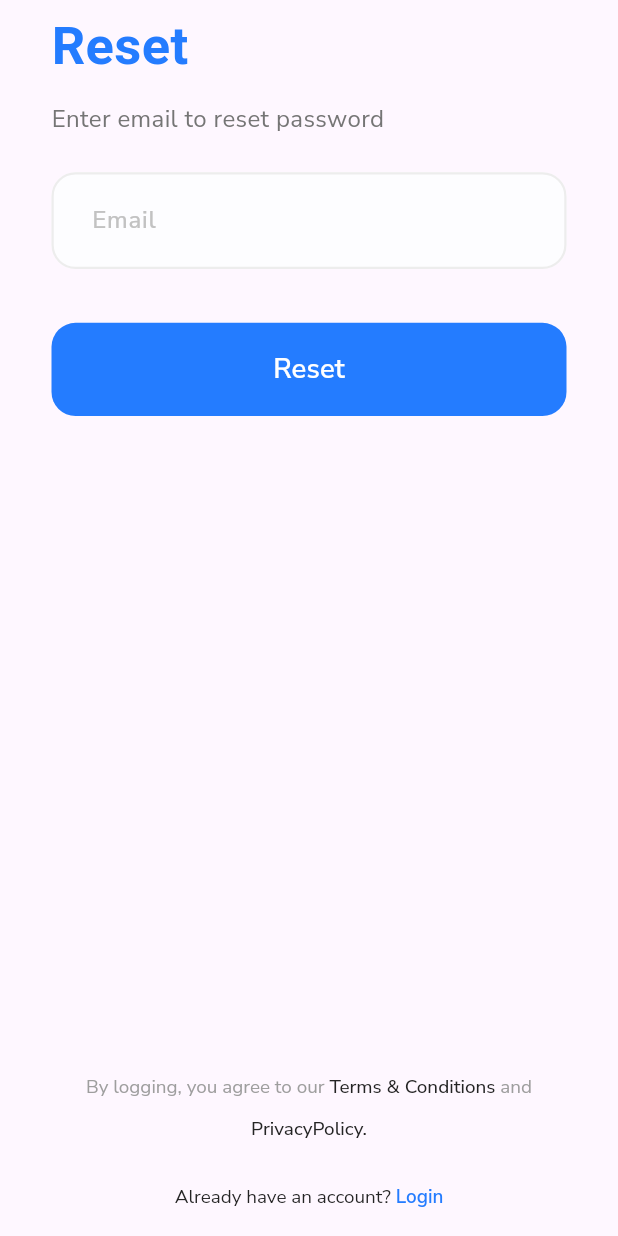
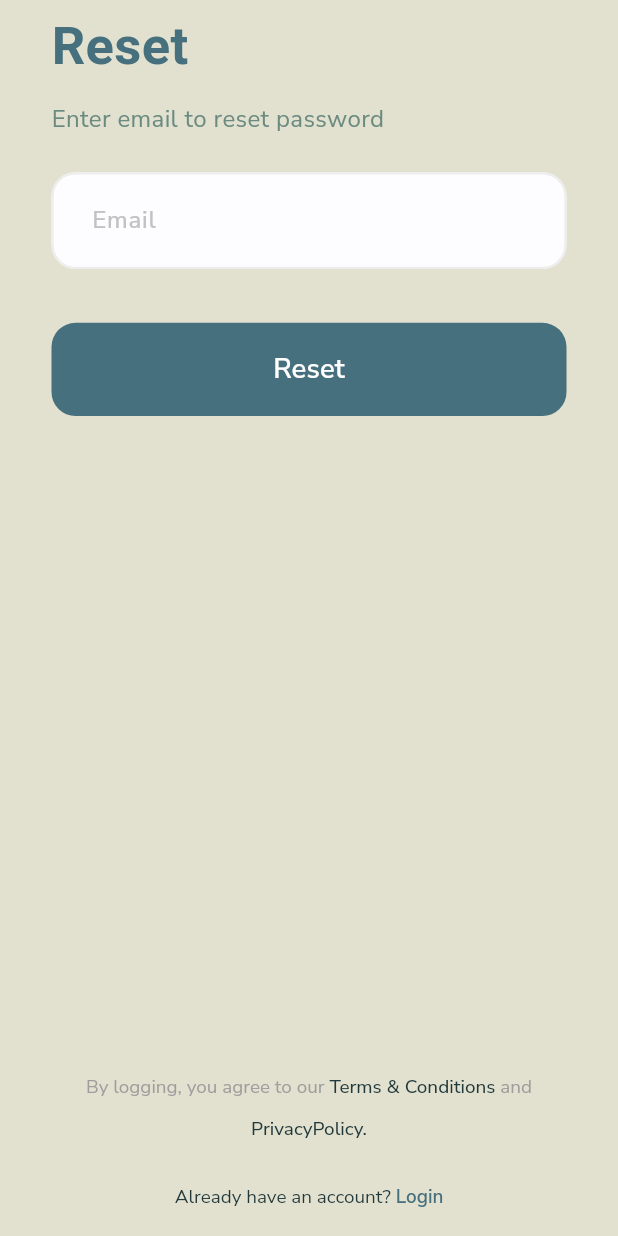
Before and after one commit to YuZhongHang/EcoKnights, a Flutter app: the ForgetScreen screen opened by its route, on a phone screen of 412 x 824 dp. Run offline on Flutter 3.47's test engine with Material 3 defaults, Android fonts, the phone set to English and light mode, and no system bars; our stand-ins replace awesome_dialog, cached_network_image, cloud_firestore, firebase_auth, firebase_core, flutter_bloc and 8 more; accounts and stored records are empty; Roboto replaces fonts that are missing (Georgia).

Commit message:
Change color for signup login forget screen and riv file

```diff
--- a/Flutter-Bloc_Cubit-Animated-Auth-Screens-Firebase-Login-SignUp-Reset-SignWithGoogle-main/lib/screens/forget/ui/forget_screen.dart
+++ b/Flutter-Bloc_Cubit-Animated-Auth-Screens-Firebase-Login-SignUp-Reset-SignWithGoogle-main/lib/screens/forget/ui/forget_screen.dart
@@ -10,6 +10,7 @@ import '../../../core/widgets/progress_indicaror.dart';
 import '../../../core/widgets/terms_and_conditions_text.dart';
 import '../../../logic/cubit/auth_cubit.dart';
 import '../../../theming/styles.dart';
+import '../../../theming/colors.dart';
 import 'widgets/password_reset.dart';
 
 class ForgetScreen extends StatefulWidget {
@@ -23,6 +24,7 @@ class _ForgetScreenState extends State<ForgetScreen> {
   @override
   Widget build(BuildContext context) {
     return Scaffold(
+      backgroundColor: ColorsManager.lightYellow,
       body: SafeArea(
         child: Padding(
           padding:
--- a/Flutter-Bloc_Cubit-Animated-Auth-Screens-Firebase-Login-SignUp-Reset-SignWithGoogle-main/lib/screens/login/ui/login_screen.dart
+++ b/Flutter-Bloc_Cubit-Animated-Auth-Screens-Firebase-Login-SignUp-Reset-SignWithGoogle-main/lib/screens/login/ui/login_screen.dart
@@ -32,6 +32,7 @@ class _LoginScreenState extends State<LoginScreen> {
   @override
   Widget build(BuildContext context) {
     return Scaffold(
+      backgroundColor: ColorsManager.lightYellow,
       body: OfflineBuilder(
         connectivityBuilder: (
           BuildContext context,
@@ -120,7 +121,7 @@ class _LoginScreenState extends State<LoginScreen> {
                           'Login',
                           style: TextStyles.font24Blue700Weight,
                         ),
-                        Gap(10.h),
+                        Gap(2.h),
                         Text(
                           "Login To Continue Using The App",
                           style: TextStyles.font14Grey400Weight,
@@ -129,7 +130,7 @@ class _LoginScreenState extends State<LoginScreen> {
                     ),
                   ),
                   EmailAndPassword(),
-                  Gap(10.h),
+                  Gap(5.h),
                   const SigninWithGoogleText(),
                   Gap(5.h),
                   InkWell(
--- a/Flutter-Bloc_Cubit-Animated-Auth-Screens-Firebase-Login-SignUp-Reset-SignWithGoogle-main/lib/screens/signup/ui/sign_up_sceen.dart
+++ b/Flutter-Bloc_Cubit-Animated-Auth-Screens-Firebase-Login-SignUp-Reset-SignWithGoogle-main/lib/screens/signup/ui/sign_up_sceen.dart
@@ -15,6 +15,7 @@ import '../../../helpers/rive_controller.dart';
 import '../../../logic/cubit/auth_cubit.dart';
 import '../../../routing/routes.dart';
 import '../../../theming/styles.dart';
+import '../../../theming/colors.dart';
 
 class SignUpScreen extends StatefulWidget {
   const SignUpScreen({super.key});
@@ -30,6 +31,7 @@ class _SignUpScreenState extends State<SignUpScreen> {
   @override
   Widget build(BuildContext context) {
     return Scaffold(
+      backgroundColor: ColorsManager.lightYellow,
       body: SafeArea(
         child: Padding(
           padding:
--- a/Flutter-Bloc_Cubit-Animated-Auth-Screens-Firebase-Login-SignUp-Reset-SignWithGoogle-main/lib/theming/colors.dart
+++ b/Flutter-Bloc_Cubit-Animated-Auth-Screens-Firebase-Login-SignUp-Reset-SignWithGoogle-main/lib/theming/colors.dart
@@ -1,12 +1,13 @@
 import 'package:flutter/material.dart';
 
 class ColorsManager {
-  static const Color mainBlue = Color(0xFF247CFF);
-  static const Color gray = Color(0xFF757575);
+  static const Color mainBlue = Color(0xFF46707E);
+  static const Color gray = Color(0xFF6B8B81);
   static const Color gray93Color = Color(0xFFEDEDED);
   static const Color gray76 = Color(0xFFC2C2C2);
-  static const Color darkBlue = Color(0xFF242424);
+  static const Color darkBlue = Color(0xFF22393C);
   static const Color lightShadeOfGray = Color(0xFFFDFDFF);
   static const Color mediumLightShadeOfGray = Color(0xFF9E9E9E);
   static const Color coralRed = Color(0xFFFF4C5E);
+  static const Color lightYellow = Color(0xFFE2E1CF);
 }
```
Also changed, not shown: Flutter-Bloc_Cubit-Animated-Auth-Screens-Firebase-Login-SignUp-Reset-SignWithGoogle-main/lib/core/widgets/password_validations.dart (+11 -8 lines), 1 other file.
